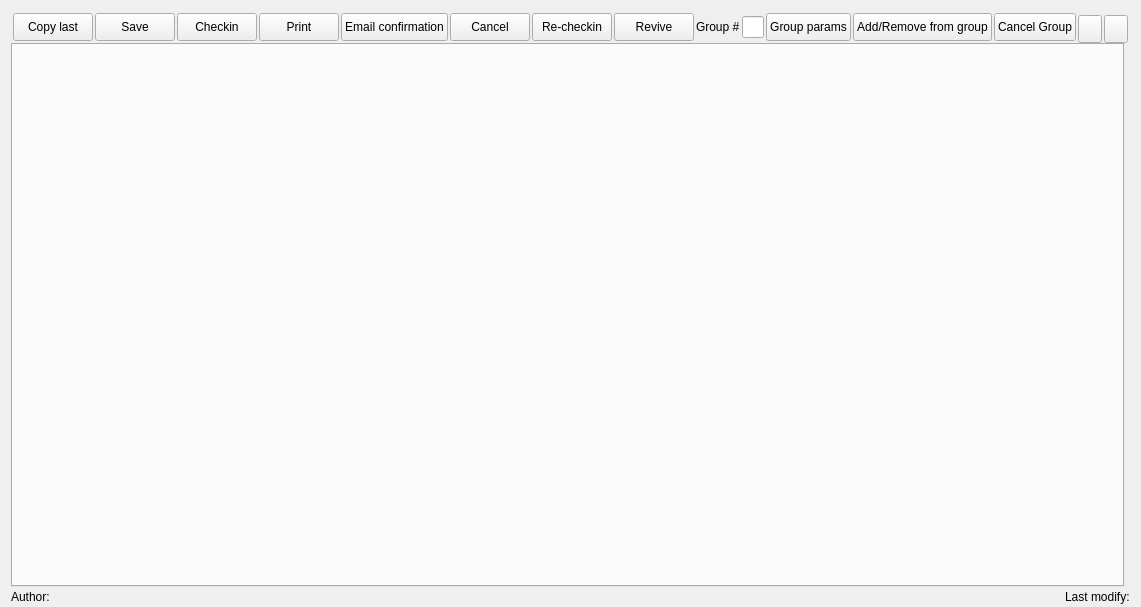
Qt form Resort/wreservation.ui (End1-1/Resort) before a commit.
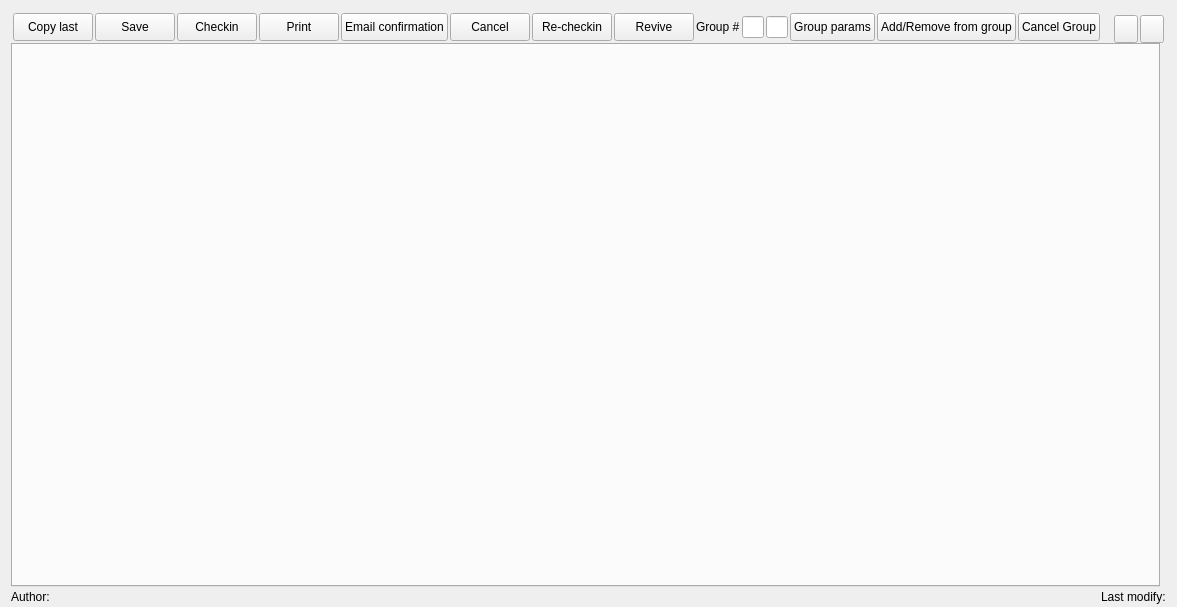
The same form after that commit. Icons and pictures are not drawn. Custom widgets are drawn as their Qt base class.

Diff of the .ui file:
```diff
--- a/Resort/wreservation.ui
+++ b/Resort/wreservation.ui
@@ -6,7 +6,7 @@
    <rect>
     <x>0</x>
     <y>0</y>
-    <width>1057</width>
+    <width>1177</width>
     <height>607</height>
    </rect>
   </property>
@@ -305,6 +305,16 @@
         </property>
        </widget>
       </item>
+      <item>
+       <widget class="QLineEdit" name="leGroupName">
+        <property name="enabled">
+         <bool>true</bool>
+        </property>
+        <property name="readOnly">
+         <bool>true</bool>
+        </property>
+       </widget>
+      </item>
       <item>
        <widget class="QPushButton" name="btnSetGroupParams">
         <property name="maximumSize">
```
Left out of the diff: 2 changed lines with no effect on the pictures.
